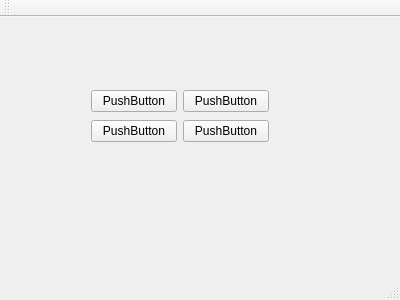
Above: mainwindow.ui from yangsheng6810/pvz before the change. Below: the same form after it.
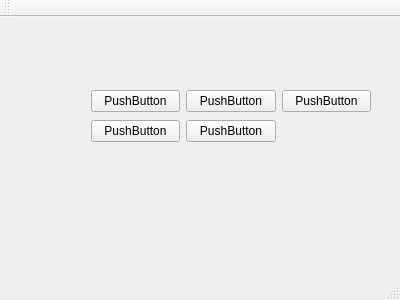
That is the form after the change.

Commit message: another try on qt

What changed in the file:
```diff
--- a/mainwindow.ui
+++ b/mainwindow.ui
@@ -19,7 +19,7 @@
      <rect>
       <x>80</x>
       <y>60</y>
-      <width>200</width>
+      <width>302</width>
       <height>80</height>
      </rect>
     </property>
@@ -52,6 +52,13 @@
        </property>
       </widget>
      </item>
+     <item row="0" column="2">
+      <widget class="QPushButton" name="pushButton_5">
+       <property name="text">
+        <string>PushButton</string>
+       </property>
+      </widget>
+     </item>
     </layout>
    </widget>
   </widget>
```
